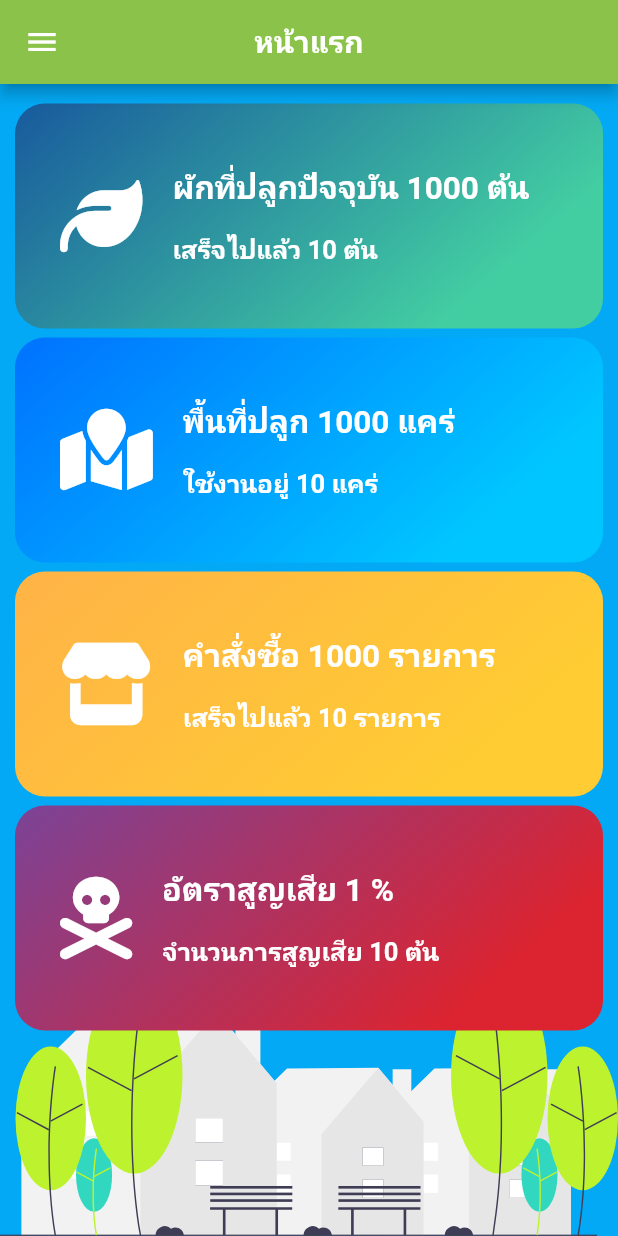
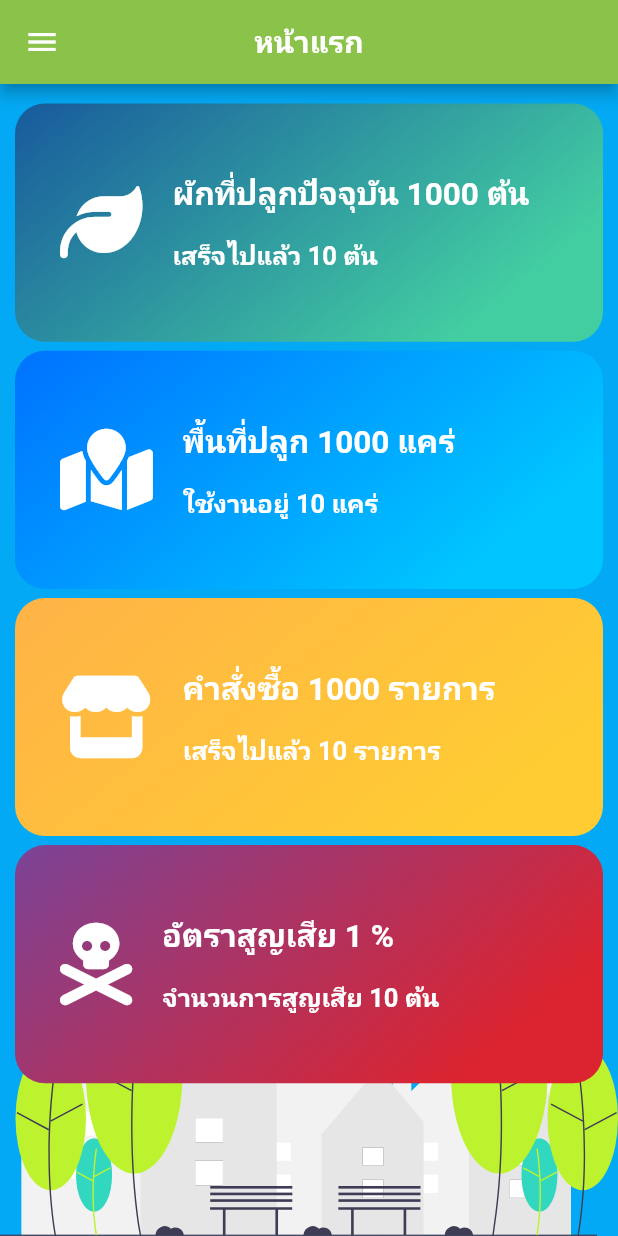
Before and after one commit to KhunBaw/VegetableProductionSystemV.2, a Flutter app: the HomePage screen opened by its route, on a phone screen of 412 x 824 dp. Run offline on Flutter 3.47's test engine with Material 2 defaults, Android fonts, the phone set to English and light mode, and no system bars; our stand-ins replace flutter_dotenv, flutter_svg, font_awesome_flutter, shared_preferences, timelines; accounts and stored records are empty; Roboto replaces fonts that are missing (SF Thonburi).

Commit message:
Update 26 เมษา

```diff
--- a/smartfarm/lib/views/home_page.dart
+++ b/smartfarm/lib/views/home_page.dart
@@ -1,5 +1,6 @@
 // ignore_for_file: prefer_const_constructors
 
+import 'package:flutter/foundation.dart';
 import 'package:flutter/material.dart';
 import 'package:flutter_svg/flutter_svg.dart';
 import 'package:font_awesome_flutter/font_awesome_flutter.dart';
@@ -24,12 +25,12 @@ class _HomePageState extends State<HomePage> {
           'หน้าแรก',
         ),
       ),
-      body: Stack(children: [
+      body: Stack(alignment: Alignment.center, children: [
         Positioned(
           bottom: 0,
           child: SvgPicture.asset(
             'assets/images/image_bg.svg',
-            width: MediaQuery.of(context).size.width,
+            width: kIsWeb ? 800 : MediaQuery.of(context).size.width,
           ),
         ),
         RefreshIndicator(
@@ -37,11 +38,11 @@ class _HomePageState extends State<HomePage> {
             await Future.delayed(Duration(seconds: 2));
           },
           color: Colors.lightGreen,
-          child: ListView(
+          child: GridView.extent(
+            maxCrossAxisExtent: MediaQuery.of(context).size.width,
+            childAspectRatio: 2.5,
             physics: AlwaysScrollableScrollPhysics(),
-
             padding: const EdgeInsets.only(top: 10, bottom: 20),
-            // ignore: prefer_const_literals_to_create_immutables
             children: [
               itemContainer(
                 [
@@ -93,7 +94,7 @@ class _HomePageState extends State<HomePage> {
   Container itemContainer(
       List<Color> colors, Widget icon, String? text1, String? text2) {
     return Container(
-      height: 150,
+      // height: 150,
       margin: const EdgeInsets.symmetric(horizontal: 10, vertical: 3),
       decoration: BoxDecoration(
         borderRadius: const BorderRadius.all(Radius.circular(20)),
--- a/smartfarm/lib/views/splashscreen.dart
+++ b/smartfarm/lib/views/splashscreen.dart
@@ -52,7 +52,9 @@ class _SplashScreenState extends State<SplashScreen> {
   }
 
   chackLogin() async {
+    changeStatus('เริ่มต้นเช็คการล็อคอิน');
     SharedPreferences prefs = await SharedPreferences.getInstance();
+    changeStatus('ดึงข้อมูลล็อคอิน');
     bool? checkLogin = prefs.getBool('checkLogin');
     checkLogin ??= false;
     if (!checkLogin) return start(false);
```
Also changed, not shown: smartfarm/lib/views/login.dart (+10 -5 lines), 1 other file.
